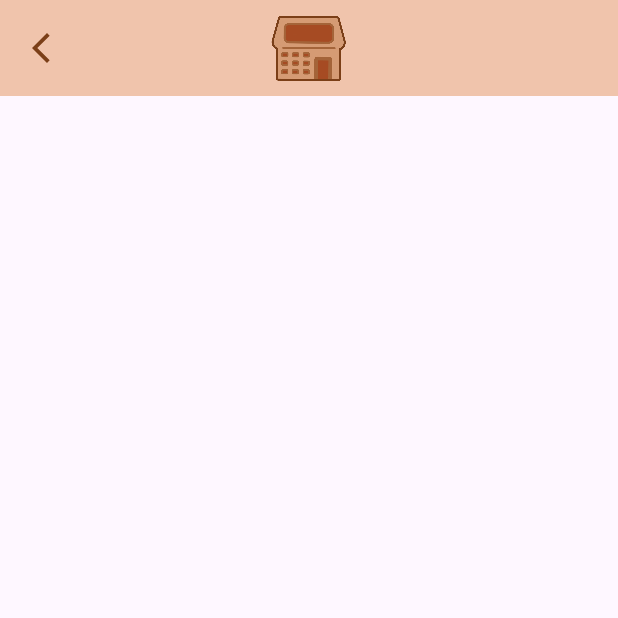
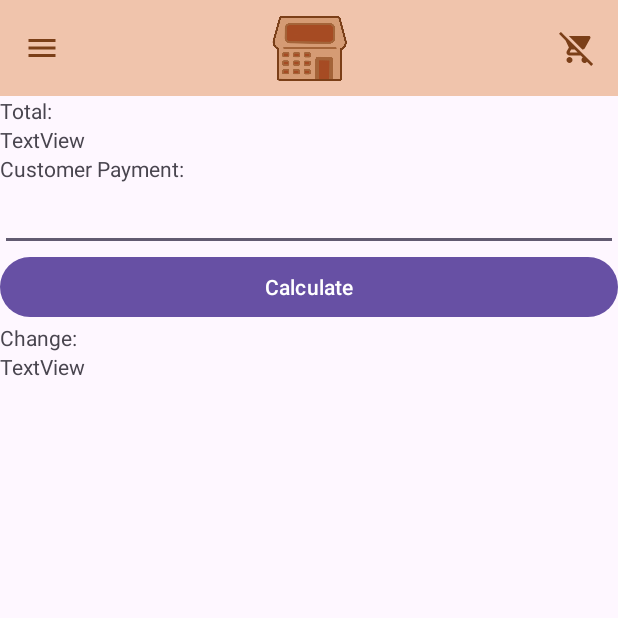
Before and after one commit to jethanSarita/Sarithmetics, an Android app: the CartActivity screen opened directly, with no data from a screen before it, on a phone screen of 412 x 824 dp, the top half of it. Run offline under Robolectric (Android 15) with nearby library versions, the phone set to English and light mode, and no system bars; Roboto replaces fonts that are not available here.

Commit message:
cart activity baby

```diff
--- a/app/src/main/java/com/example/sarithmetics/MainActivity.java
+++ b/app/src/main/java/com/example/sarithmetics/MainActivity.java
@@ -119,7 +119,9 @@ public class MainActivity extends AppCompatActivity implements NavigationView.On
             @Override
             public void onClick(View view) {
                 /*Cart Activity PENDING*/
-                Toast.makeText(getApplicationContext(), "Cart", Toast.LENGTH_SHORT).show();
+                Intent intent = new Intent(MainActivity.this, CartActivity.class);
+                intent.putExtra("key", cartedProduct);
+                startActivity(intent);
             }
         });
         add.setOnClickListener(new View.OnClickListener() {
--- /dev/null
+++ b/app/src/main/res/drawable/cartremove_icon.xml
@@ -0,0 +1,5 @@
+<vector android:height="24dp" android:tint="#7B3F18"
+    android:viewportHeight="24" android:viewportWidth="24"
+    android:width="24dp" xmlns:android="http://schemas.android.com/apk/res/android">
+    <path android:fillColor="@android:color/white" android:pathData="M22.73,22.73L2.77,2.77 2,2l-0.73,-0.73L0,2.54l4.39,4.39 2.21,4.66 -1.35,2.45c-0.16,0.28 -0.25,0.61 -0.25,0.96 0,1.1 0.9,2 2,2h7.46l1.38,1.38c-0.5,0.36 -0.83,0.95 -0.83,1.62 0,1.1 0.89,2 1.99,2 0.67,0 1.26,-0.33 1.62,-0.84L21.46,24l1.27,-1.27zM7.42,15c-0.14,0 -0.25,-0.11 -0.25,-0.25l0.03,-0.12 0.9,-1.63h2.36l2,2L7.42,15zM15.55,13c0.75,0 1.41,-0.41 1.75,-1.03l3.58,-6.49c0.08,-0.14 0.12,-0.31 0.12,-0.48 0,-0.55 -0.45,-1 -1,-1L6.54,4l9.01,9zM7,18c-1.1,0 -1.99,0.9 -1.99,2S5.9,22 7,22s2,-0.9 2,-2 -0.9,-2 -2,-2z"/>
+</vector>
--- a/app/src/main/res/layout/activity_cart.xml
+++ b/app/src/main/res/layout/activity_cart.xml
@@ -1,13 +1,87 @@
 <?xml version="1.0" encoding="utf-8"?>
-<androidx.constraintlayout.widget.ConstraintLayout xmlns:android="http://schemas.android.com/apk/res/android"
+<LinearLayout xmlns:android="http://schemas.android.com/apk/res/android"
     xmlns:app="http://schemas.android.com/apk/res-auto"
     xmlns:tools="http://schemas.android.com/tools"
     android:layout_width="match_parent"
     android:layout_height="match_parent"
+    android:orientation="vertical"
     tools:context=".CartActivity">
 
     <include
         android:id="@+id/toolbarCart"
-        layout="@layout/toolbar3" />
+        layout="@layout/toolbar4" />
 
-</androidx.constraintlayout.widget.ConstraintLayout>
+    <ScrollView
+        android:layout_width="match_parent"
+        android:layout_height="wrap_content">
+
+        <LinearLayout
+            android:layout_width="match_parent"
+            android:layout_height="wrap_content"
+            android:orientation="vertical">
+
+            <androidx.recyclerview.widget.RecyclerView
+                android:layout_width="match_parent"
+                android:layout_height="match_parent" />
+        </LinearLayout>
+    </ScrollView>
+
+    <LinearLayout
+        android:layout_width="match_parent"
+        android:layout_height="wrap_content"
+        android:orientation="vertical">
+
+        <TextView
+            android:id="@+id/textView9"
+            android:layout_width="match_parent"
+            android:layout_height="wrap_content"
+            android:text="Total:" />
+
+        <TextView
+            android:id="@+id/textView10"
+            android:layout_width="match_parent"
+            android:layout_height="wrap_content"
+            android:text="TextView" />
+
+        <TextView
+            android:id="@+id/textView11"
+            android:layout_width="match_parent"
+            android:layout_height="wrap_content"
+            android:text="Customer Payment:" />
+
+        <EditText
+            android:id="@+id/editTextNumber"
+            android:layout_width="match_parent"
+            android:layout_height="wrap_content"
+            android:ems="10"
+            android:inputType="number" />
+
+        <Button
+            android:id="@+id/button"
+            android:layout_width="match_parent"
+            android:layout_height="wrap_content"
+            android:text="Calculate" />
+
+        <TextView
+            android:id="@+id/textView13"
+            android:layout_width="match_parent"
+            android:layout_height="wrap_content"
+            android:text="Change:" />
+
+        <TextView
+            android:id="@+id/textView14"
+            android:layout_width="match_parent"
+            android:layout_height="wrap_content"
+            android:text="TextView" />
+
+        <Button
+            android:id="@+id/button2"
+            android:layout_width="match_parent"
+            android:layout_height="wrap_content"
+            android:text="Check out"
+            android:visibility="invisible"
+            tools:visibility="visible" />
+
+    </LinearLayout>
+
+</LinearLayout>
--- /dev/null
+++ b/app/src/main/res/layout/toolbar4.xml
@@ -0,0 +1,26 @@
+<?xml version="1.0" encoding="utf-8"?>
+<androidx.appcompat.widget.Toolbar xmlns:android="http://schemas.android.com/apk/res/android"
+    xmlns:app="http://schemas.android.com/apk/res-auto"
+    android:layout_width="match_parent"
+    android:layout_height="wrap_content"
+    android:background="#f0c4ac"
+    android:elevation="4dp"
+    app:navigationIcon="@drawable/menu">
+
+    <ImageView
+        android:id="@+id/ivCartRemove"
+        android:layout_width="wrap_content"
+        android:layout_height="wrap_content"
+        android:src="@drawable/cartremove_icon"
+        android:layout_gravity="right"
+        android:layout_margin="15dp"
+        />
+
+    <ImageView
+        android:id="@+id/homeIcon"
+        android:layout_width="50dp"
+        android:layout_height="50dp"
+        android:layout_gravity="center"
+        android:src="@drawable/logosarithmetic" />
+
+</androidx.appcompat.widget.Toolbar>
```
